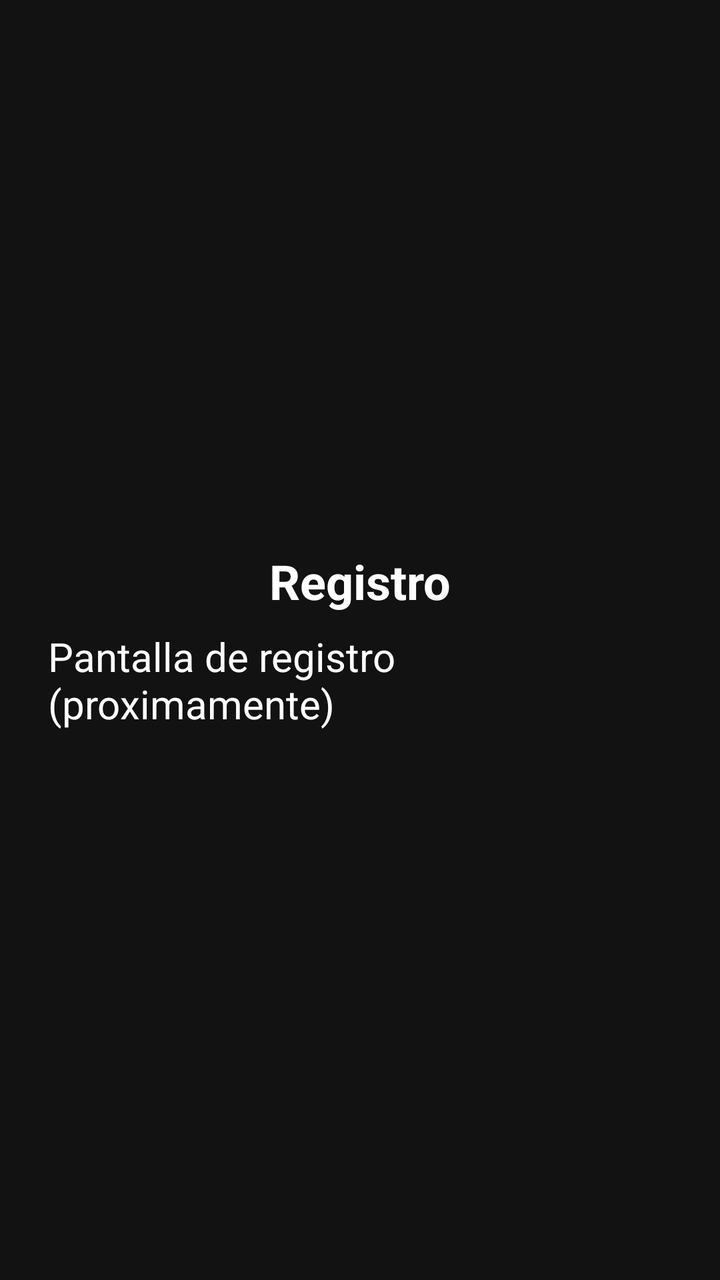
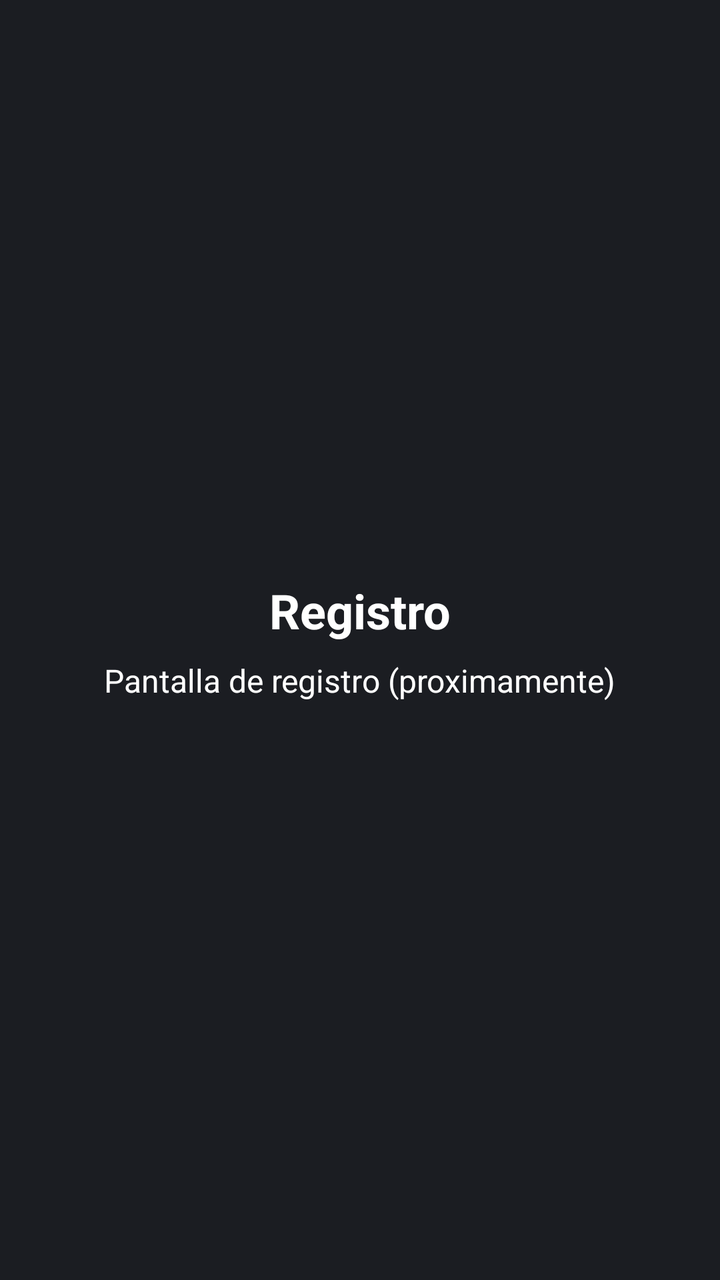

Screens rendered from an Android XML layout before and after an edit, with the pre-edit source and the edit as a unified diff.
<!-- AndroidManifest.xml: activity theme Theme.Speak2Read -->
<!-- res/layout/activity_register.xml -->
<?xml version="1.0" encoding="utf-8"?>
<LinearLayout xmlns:android="http://schemas.android.com/apk/res/android"
    android:layout_width="match_parent"
    android:layout_height="match_parent"
    android:background="@color/s2r_background"
    android:gravity="center"
    android:orientation="vertical"
    android:padding="24dp">

    <TextView
        android:layout_width="wrap_content"
        android:layout_height="wrap_content"
        android:text="@string/register_title"
        android:textColor="@color/s2r_text_primary"
        android:textSize="24sp"
        android:textStyle="bold" />

    <TextView
        android:layout_width="wrap_content"
        android:layout_height="wrap_content"
        android:layout_marginTop="8dp"
        android:text="@string/register_placeholder"
        android:textColor="@color/s2r_text_primary"
        android:textSize="20sp" />

</LinearLayout>
<!-- resources referenced by this layout -->
<resources>
  <color name="s2r_background">#121212</color>
  <color name="s2r_text_primary">#FFFFFF</color>
  <string name="register_placeholder">Pantalla de registro (proximamente)</string>
  <string name="register_title">Registro</string>
  <style name="Theme.Speak2Read" parent="Theme.MaterialComponents.DayNight.NoActionBar">
          <item name="colorPrimary">@color/s2r_bubble_usuario</item>
          <item name="colorPrimaryVariant">@color/s2r_bubble_usuario</item>
          <item name="colorOnPrimary">@color/white</item>
          <item name="android:windowBackground">@color/s2r_background</item>
          <item name="android:colorBackground">@color/s2r_background</item>
          <item name="android:textColorPrimary">@color/s2r_text_primary</item>
          <item name="android:textColor">@color/s2r_text_primary</item>
      </style>
  <color name="s2r_bubble_usuario">#2563EB</color>
  <color name="white">#FFFFFFFF</color>
</resources>

<!-- the commit's change to res/layout/activity_register.xml (unified diff, before → after) -->
@@ -21,6 +21,6 @@
         android:layout_marginTop="8dp"
         android:text="@string/register_placeholder"
         android:textColor="@color/s2r_text_primary"
-        android:textSize="20sp" />
+        android:textSize="16sp" />
 
 </LinearLayout>
<!-- resource entries referenced after the edit -->
@@ -1,6 +1,6 @@
 <!-- resources referenced by this layout -->
 <resources>
-  <color name="s2r_background">#121212</color>
+  <color name="s2r_background">#1B1D22</color>
   <color name="s2r_text_primary">#FFFFFF</color>
   <string name="register_placeholder">Pantalla de registro (proximamente)</string>
   <string name="register_title">Registro</string>
@@ -13,7 +13,7 @@
           <item name="android:textColorPrimary">@color/s2r_text_primary</item>
           <item name="android:textColor">@color/s2r_text_primary</item>
       </style>
-  <color name="s2r_bubble_usuario">#2563EB</color>
+  <color name="s2r_bubble_usuario">#4F8CFF</color>
   <color name="white">#FFFFFFFF</color>
 </resources>
 
